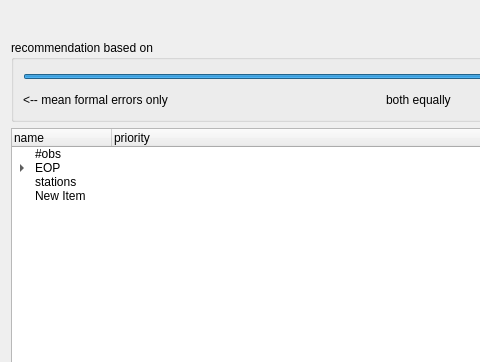
Old version of the form Widgets/priorities.ui in the repository TUW-VieVS/VieSchedppGUI; both pictures show x 0 to 480 and y 0 to 362 of the 837 by 558 pixel window.
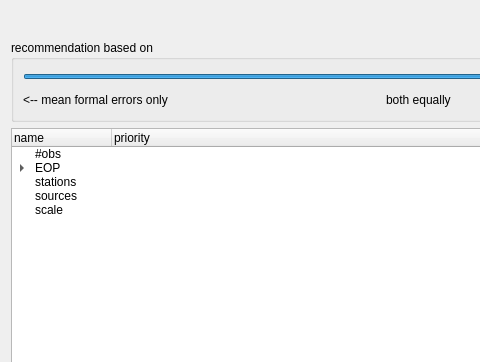
New version of the form. Icons and pictures are not drawn.

Commit message: added sources as priority options

Patch:
```diff
--- a/Widgets/priorities.ui
+++ b/Widgets/priorities.ui
@@ -319,7 +319,23 @@
      </item>
      <item>
       <property name="text">
-       <string>New Item</string>
+       <string>sources</string>
+      </property>
+      <property name="icon">
+       <iconset resource="../myresources.qrc">
+        <normaloff>:/icons/icons/source_group.png</normaloff>:/icons/icons/source_group.png</iconset>
+      </property>
+      <property name="text">
+       <string/>
+      </property>
+     </item>
+     <item>
+      <property name="text">
+       <string>scale</string>
+      </property>
+      <property name="icon">
+       <iconset resource="../myresources.qrc">
+        <normaloff>:/icons/icons/applications-internet-2.png</normaloff>:/icons/icons/applications-internet-2.png</iconset>
       </property>
      </item>
     </widget>
```
Left out of the diff: 22 changed lines with no effect on the pictures. The commit also changes 5 other files.
